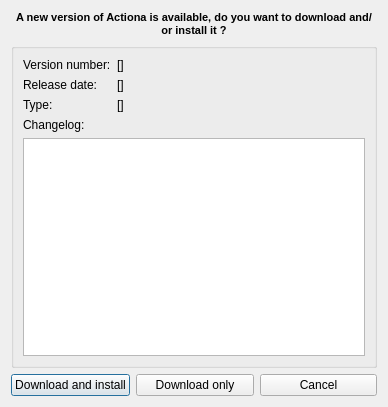
First picture: the form in gui/changelogdialog.ui, repository Jmgr/actiona, before the edit.
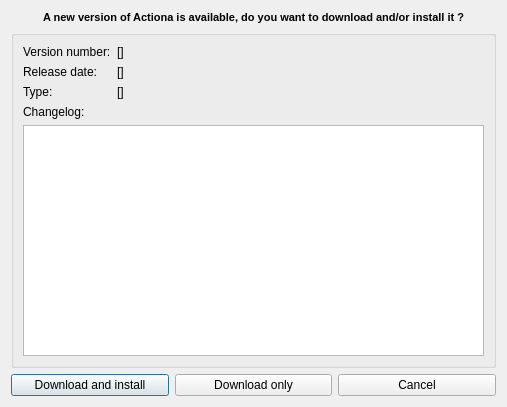
Second picture: the form after the edit.

Commit message: Gui: changed some tab orderings

```diff
--- a/gui/changelogdialog.ui
+++ b/gui/changelogdialog.ui
@@ -6,7 +6,7 @@
    <rect>
     <x>0</x>
     <y>0</y>
-    <width>388</width>
+    <width>507</width>
     <height>407</height>
    </rect>
   </property>
```
Left out of the diff: 6 changed lines with no effect on the pictures. The commit also changes 3 other files.
